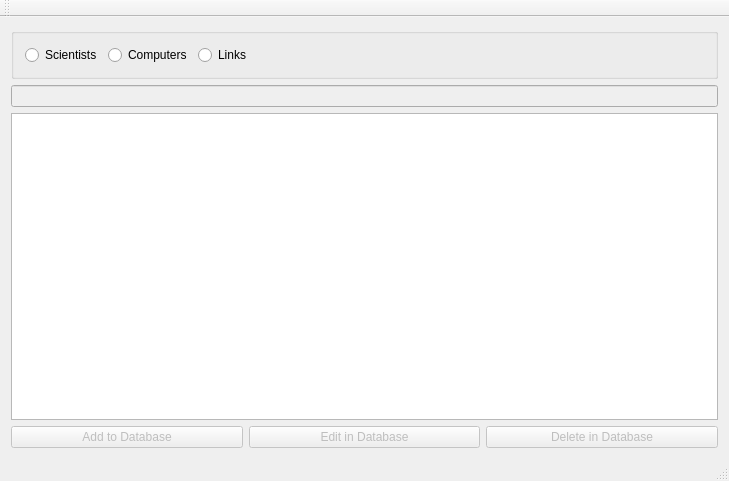
The window that LetsRockTryAgain/mainmenu.ui (Chris951306/VK1Group10) describes before a commit, drawn with Qt 5.
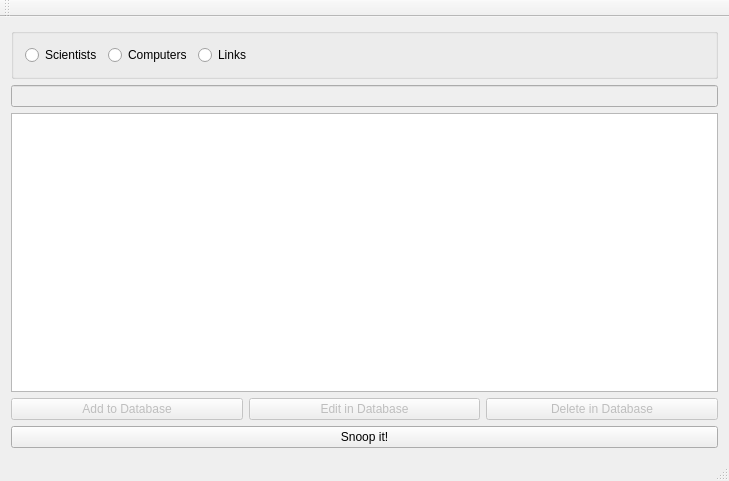
The same window after the commit.

Patch:
```diff
--- a/LetsRockTryAgain/mainmenu.ui
+++ b/LetsRockTryAgain/mainmenu.ui
@@ -130,6 +130,13 @@
       </item>
      </layout>
     </item>
+    <item>
+     <widget class="QPushButton" name="button_snoop">
+      <property name="text">
+       <string>Snoop it!</string>
+      </property>
+     </widget>
+    </item>
    </layout>
   </widget>
   <widget class="QMenuBar" name="menuBar">
```
